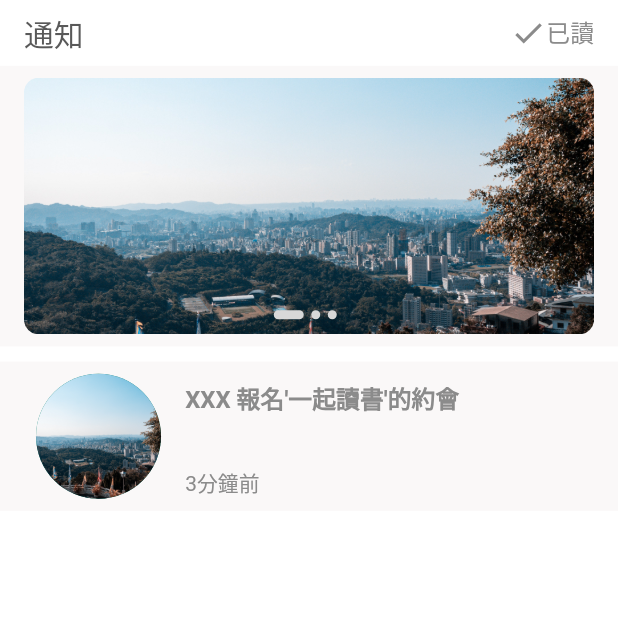
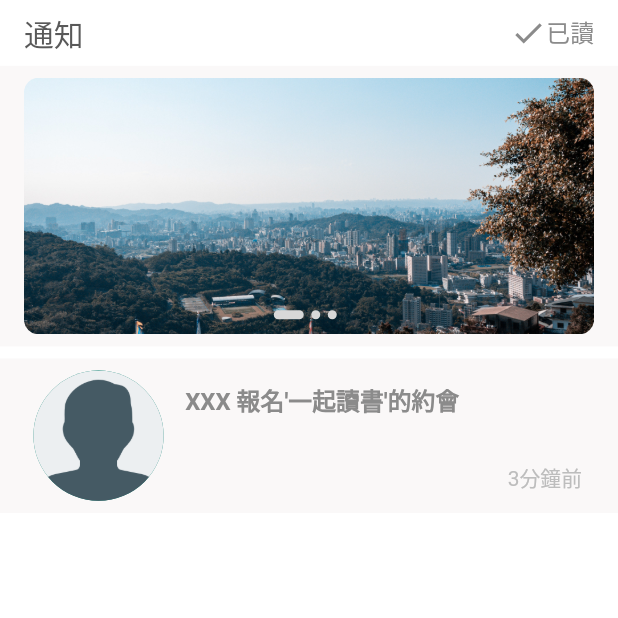
Before and after one commit to royfuwei/flutter-app-prototype, a Flutter app: the NotificationPage screen opened by its route, on a phone screen of 412 x 824 dp, the top half of it. Run offline on Flutter 3.47's test engine with Material 2 defaults, Android fonts, the phone set to English and light mode, and no system bars; drawn by our look-alikes of flutter_slidable; our stand-ins replace dio, extended_image, firebase_core, firebase_messaging, gallery_saver, geolocator and 11 more; missing offline and left inert: icofont_flutter, image_pickers, photo_manager; accounts and stored records are empty.

Commit message:
[feat] notification list item widget

```diff
--- a/lib/core/notification/pages/notfication.page.dart
+++ b/lib/core/notification/pages/notfication.page.dart
@@ -1,7 +1,9 @@
 import 'package:flutter/material.dart';
+import 'package:flutter_slidable/flutter_slidable.dart';
 import 'package:seeks_app_prototype/configs/size_config.dart';
 import 'package:seeks_app_prototype/constants.dart';
 import 'package:seeks_app_prototype/core/notification/components/splash_data.dart';
+import 'package:seeks_app_prototype/core/notification/widgets/notifi_list_item.widget.dart';
 
 class NotificationPage extends StatefulWidget {
   static String routeName = "/notification";
@@ -34,18 +36,8 @@ class _NotificationPageState extends State<NotificationPage> {
                     // alignment: Alignment.centerLeft,
                     child: messageBoard(),
                   ),
-                  Container(
-                    width: MediaQuery.of(context).size.width,
-                    height: MediaQuery.of(context).size.height * 0.55,
-                    // color: Colors.blue,
-                    child: ListView(
-                      children: [
-                        VerticalSpacing(
-                          of: 10,
-                        ),
-                        notificationItem(),
-                      ],
-                    ),
+                  Expanded(
+                    child: bodyNotifiListView(),
                   ),
                 ],
               ),
@@ -53,6 +45,37 @@ class _NotificationPageState extends State<NotificationPage> {
           ),
         ),
       ],
+    );
+  }
+
+  bodyNotifiListView() {
+    return Container(
+      padding: EdgeInsets.symmetric(vertical: 8),
+      child: ListView(
+        children: [
+          NotifiListItem(
+            key: Key("2"),
+            startActionPaneChildren: [
+              SlidableAction(
+                onPressed: (_) {},
+                backgroundColor: Colors.grey,
+                foregroundColor: Colors.white,
+                icon: Icons.archive,
+                label: '封存',
+              ),
+            ],
+            endActionPaneChildren: [
+              SlidableAction(
+                onPressed: (_) {},
+                backgroundColor: Colors.green,
+                foregroundColor: Colors.white,
+                // icon: Icons.delete,
+                label: '已讀',
+              ),
+            ],
+          ),
+        ],
+      ),
     );
   }
 
@@ -133,72 +156,6 @@ class _NotificationPageState extends State<NotificationPage> {
     );
   }
 
-  notificationItem() {
-    return GestureDetector(
-      onTap: () {},
-      child: Container(
-        width: MediaQuery.of(context).size.width,
-        height: getProportionateScreenWidth(context, 100),
-        color: colorBarWhite,
-        padding: EdgeInsets.symmetric(
-          vertical: getProportionateScreenHeight(context, 8),
-          horizontal: getProportionateScreenWidth(context, 16),
-        ),
-        child: Row(
-          mainAxisAlignment: MainAxisAlignment.spaceBetween,
-          children: [
-            notificationItemImage(),
-            notificationItemInfo(),
-          ],
-        ),
-      ),
-    );
-  }
-
-  notificationItemImage() {
-    return CircleAvatar(
-      backgroundImage: AssetImage("assets/images/splash_1.jpg"),
-      maxRadius: getProportionateScreenWidth(context, 50),
-    );
-  }
-
-  notificationItemInfo() {
-    return Expanded(
-      /* child: Container(
-        color: Colors.amber,
-      ), */
-      child: Padding(
-        padding: EdgeInsets.only(
-          top: 5,
-          left: 8,
-          right: 8,
-        ),
-        child: Column(
-          mainAxisAlignment: MainAxisAlignment.spaceBetween,
-          crossAxisAlignment: CrossAxisAlignment.start,
-          children: [
-            Text(
-              "XXX 報名'一起讀書'的約會",
-              style: TextStyle(
-                color: colorFont03,
-                fontWeight: FontWeight.bold,
-                fontSize: getProportionateScreenWidth(context, 16),
-              ),
-            ),
-            Text(
-              "3分鐘前",
-              textAlign: TextAlign.end,
-              style: TextStyle(
-                color: colorFont03,
-                fontSize: getProportionateScreenWidth(context, 14),
-              ),
-            ),
-          ],
-        ),
-      ),
-    );
-  }
-
   appBar() {
     return AppBar(
       elevation: 0,
--- /dev/null
+++ b/lib/core/notification/widgets/notifi_list_item.widget.dart
@@ -0,0 +1,139 @@
+import 'package:flutter/material.dart';
+import 'package:flutter_slidable/flutter_slidable.dart';
+import 'package:seeks_app_prototype/configs/size_config.dart';
+import 'package:seeks_app_prototype/constants.dart';
+
+class NotifiListItem extends StatelessWidget {
+  static String routeName = "/notifi_list_item";
+  const NotifiListItem({
+    Key? key,
+    this.title = "XXX 報名'一起讀書'的約會",
+    this.notifiTime = "3分鐘前",
+    this.color,
+    this.image = const AssetImage("assets/images/male-user.png"),
+    this.startDismissible,
+    this.startActionPaneChildren,
+    this.endDismissible,
+    this.endActionPaneChildren,
+    this.onTap,
+  }) : super(key: key);
+
+  final String title;
+  final String notifiTime;
+  final Color? color;
+  final ImageProvider<Object> image;
+  final void Function()? onTap;
+  final List<Widget>? startActionPaneChildren;
+  final Widget? startDismissible;
+  final List<Widget>? endActionPaneChildren;
+  final Widget? endDismissible;
+
+  @override
+  Widget build(BuildContext context) {
+    return body(context);
+  }
+
+  body(BuildContext context) {
+    return Center(
+      child: itemSlidable(context),
+    );
+  }
+
+  itemSlidable(BuildContext context) {
+    return Slidable(
+      key: key,
+      startActionPane: startActionPaneChildren != null
+          ? ActionPane(
+              // A motion is a widget used to control how the pane animates.
+              motion: StretchMotion(),
+              // A pane can dismiss the Slidable.
+              dismissible: startDismissible,
+              // All actions are defined in the children parameter.
+              children: startActionPaneChildren!,
+            )
+          : null,
+      endActionPane: endActionPaneChildren != null
+          ? ActionPane(
+              // A motion is a widget used to control how the pane animates.
+              motion: StretchMotion(),
+              // A pane can dismiss the Slidable.
+              dismissible: endDismissible,
+              // All actions are defined in the children parameter.
+              children: endActionPaneChildren!,
+            )
+          : null,
+      child: notifiListItemButton(context),
+    );
+  }
+
+  notifiListItemButton(BuildContext context) {
+    return GestureDetector(
+      onTap: onTap,
+      child: notifiListItem(context),
+    );
+  }
+
+  notifiListItem(BuildContext context) {
+    return Container(
+      width: MediaQuery.of(context).size.width,
+      color: color != null ? color : colorBarWhite,
+      padding: EdgeInsets.symmetric(
+        vertical: getProportionateScreenHeight(context, 8),
+        horizontal: getProportionateScreenWidth(context, 16),
+      ),
+      constraints: BoxConstraints(
+        maxHeight: MediaQuery.of(context).size.width / 4,
+      ),
+      child: Row(
+        children: [
+          notifiListItemImage(context),
+          Expanded(
+            child: notifiListItemInfo(context),
+          ),
+        ],
+      ),
+    );
+  }
+
+  notifiListItemImage(BuildContext context) {
+    return Container(
+      child: CircleAvatar(
+        backgroundImage: image,
+        maxRadius: getProportionateScreenWidth(context, 50),
+      ),
+    );
+  }
+
+  notifiListItemInfo(BuildContext context) {
+    return Container(
+      padding: EdgeInsets.only(top: 8, left: 8, right: 8, bottom: 5),
+      child: Column(
+        mainAxisAlignment: MainAxisAlignment.spaceBetween,
+        children: [
+          Container(
+            width: MediaQuery.of(context).size.width,
+            child: Text(
+              title,
+              style: TextStyle(
+                color: colorFont03,
+                fontWeight: FontWeight.bold,
+                fontSize: getProportionateScreenWidth(context, 16),
+              ),
+            ),
+          ),
+          Container(
+            width: MediaQuery.of(context).size.width,
+            child: Text(
+              notifiTime,
+              textAlign: TextAlign.end,
+              style: TextStyle(
+                color: Colors.grey.shade400,
+                fontSize: getProportionateScreenWidth(context, 14),
+              ),
+            ),
+          ),
+        ],
+      ),
+    );
+  }
+}
--- a/lib/infrastructures/develop/components/app_listVew.dart
+++ b/lib/infrastructures/develop/components/app_listVew.dart
@@ -67,6 +67,7 @@ import 'package:seeks_app_prototype/core/dev/pages/dev_webview.dart';
 import 'package:seeks_app_prototype/core/dev/pages/dev_widget_key.dart';
 import 'package:seeks_app_prototype/core/dev/pages/dev_widget_key_change.dart';
 import 'package:seeks_app_prototype/core/dev/pages/dev_widget_key_change_less.dart';
+import 'package:seeks_app_prototype/core/notification/widgets/notifi_list_item.widget.dart';
 import 'package:seeks_app_prototype/core/search/widgets/search.widget.dart';
 import 'package:seeks_app_prototype/core/users/pages/user_create_info.page.dart';
 import 'package:seeks_app_prototype/core/users/pages/user_create.page.dart';
--- a/lib/infrastructures/develop/components/widget_listVew.dart
+++ b/lib/infrastructures/develop/components/widget_listVew.dart
@@ -137,5 +137,12 @@ abc""",
         Get.to(() => ChatListItemWidget());
       },
     ),
+    ListTile(
+      leading: new CircleAvatar(child: Icon(Icons.chrome_reader_mode)),
+      title: Text(NotifiListItem.routeName),
+      onTap: () {
+        Get.to(() => NotifiListItem());
+      },
+    ),
   ];
 }
--- a/pubspec.yaml
+++ b/pubspec.yaml
@@ -66,6 +66,7 @@ dependencies:
   flutter_rating_bar: ^4.0.0
   percent_indicator: ^4.0.0
   charts_flutter: ^0.12.0
+  card_swiper: ^2.0.3
 
 dev_dependencies:
   flutter_test:
```
Also changed, not shown: pubspec.lock, 1 other file.
